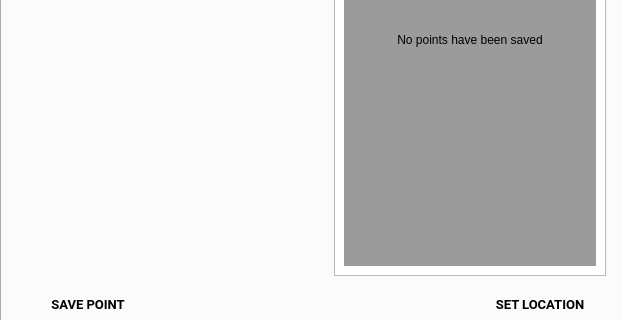
aosp-mirror/platform_external_qemu, file android/android-emu/android/skin/qt/extended-pages/location-page_noMaps.ui: the form before one commit; both pictures show x 0 to 622 and y 280 to 600 of the 622 by 600 pixel window.
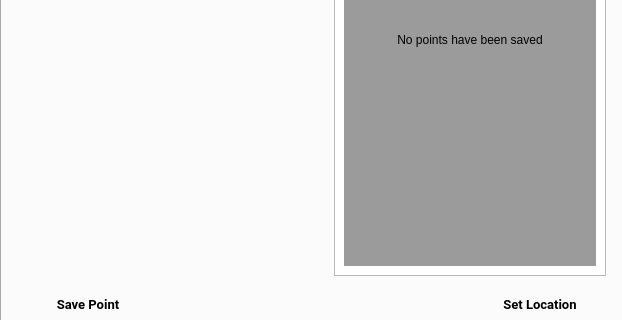
The form after the commit. Icons and pictures are not drawn. Custom widgets are drawn as their Qt base class.

Diff of the .ui file:
```diff
--- a/android/android-emu/android/skin/qt/extended-pages/location-page_noMaps.ui
+++ b/android/android-emu/android/skin/qt/extended-pages/location-page_noMaps.ui
@@ -69,7 +69,7 @@
       </font>
      </property>
      <property name="text">
-      <string>SAVE POINT</string>
+      <string>Save Point</string>
      </property>
      <property name="flat">
       <bool>true</bool>
@@ -105,7 +105,7 @@
       </font>
      </property>
      <property name="text">
-      <string>SET LOCATION</string>
+      <string>Set Location</string>
      </property>
      <property name="flat">
       <bool>true</bool>
```
Left out of the diff: 8 changed lines with no effect on the pictures.
